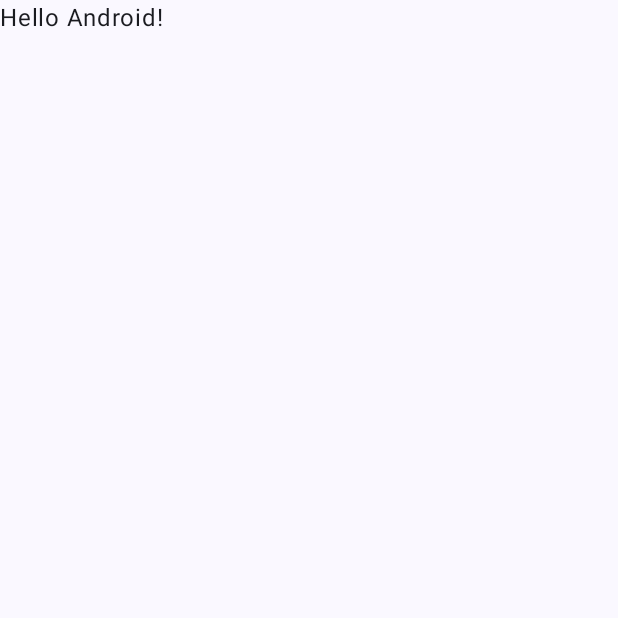
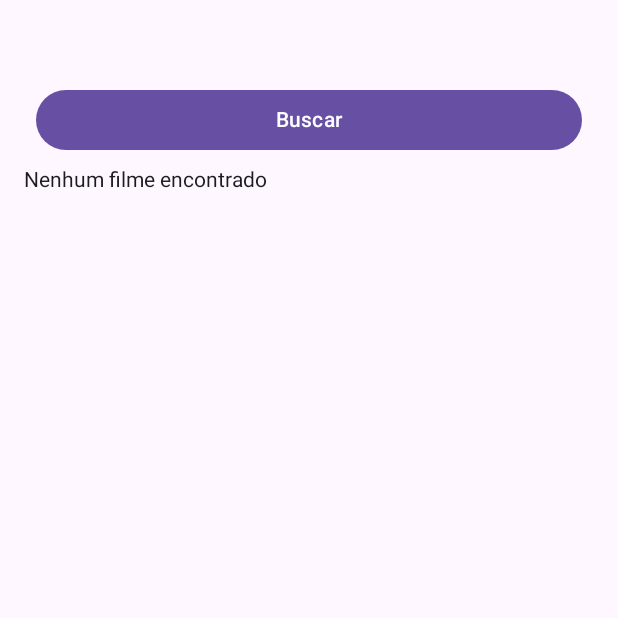
Before and after one commit to eduardo-dib/flicker, an Android app built with Jetpack Compose: the screen it shows after launch (MainActivity), on a phone screen of 412 x 824 dp, the top half of it. Before the commit the part shown is almost empty. Run offline under Robolectric (Android 15) with nearby library versions, the phone set to English and light mode, and no system bars; pictures from the network do not load.

Commit message:
refatoração

```diff
--- a/app/src/main/AndroidManifest.xml
+++ b/app/src/main/AndroidManifest.xml
@@ -3,6 +3,7 @@
     xmlns:tools="http://schemas.android.com/tools">
 
     <application
+
         android:allowBackup="true"
         android:dataExtractionRules="@xml/data_extraction_rules"
         android:fullBackupContent="@xml/backup_rules"
--- a/app/src/main/java/com/example/myapplication/MainActivity.kt
+++ b/app/src/main/java/com/example/myapplication/MainActivity.kt
@@ -1,47 +1,131 @@
 package com.example.myapplication
 
 import android.os.Bundle
+import android.widget.Toast
 import androidx.activity.ComponentActivity
 import androidx.activity.compose.setContent
-import androidx.activity.enableEdgeToEdge
-import androidx.compose.foundation.layout.fillMaxSize
-import androidx.compose.foundation.layout.padding
+import androidx.compose.foundation.Image
+import androidx.compose.foundation.layout.*
+import androidx.compose.foundation.lazy.LazyColumn
+import androidx.compose.foundation.text.BasicTextField
+import androidx.compose.material3.Button
+import androidx.compose.material3.MaterialTheme
 import androidx.compose.material3.Scaffold
 import androidx.compose.material3.Text
-import androidx.compose.runtime.Composable
+import androidx.compose.runtime.*
+import androidx.compose.ui.Alignment
 import androidx.compose.ui.Modifier
+import androidx.compose.ui.graphics.painter.Painter
 import androidx.compose.ui.tooling.preview.Preview
-import com.example.myapplication.ui.theme.MyApplicationTheme
+import androidx.compose.ui.unit.dp
+import coil.compose.rememberImagePainter
+import retrofit2.Retrofit
+import retrofit2.converter.gson.GsonConverterFactory
+import retrofit2.create
+import kotlin.coroutines.jvm.internal.CoroutineStackFrame
 
 class MainActivity : ComponentActivity() {
     override fun onCreate(savedInstanceState: Bundle?) {
         super.onCreate(savedInstanceState)
-        enableEdgeToEdge()
         setContent {
-            MyApplicationTheme {
-                Scaffold(modifier = Modifier.fillMaxSize()) { innerPadding ->
-                    Greeting(
-                        name = "Android",
-                        modifier = Modifier.padding(innerPadding)
-                    )
-                }
-            }
+            MovieSearchScreen()
         }
     }
 }
 
 @Composable
-fun Greeting(name: String, modifier: Modifier = Modifier) {
-    Text(
-        text = "Hello $name!",
-        modifier = modifier
+fun MovieSearchScreen() {
+    var query by remember { mutableStateOf("") }
+    var movies by remember { mutableStateOf<List<Movie>>(emptyList()) }
+    var isLoading by remember { mutableStateOf(false) }
+    val apiService = remember { createApiService() }
+
+    Scaffold(
+        modifier = Modifier.fillMaxSize(),
+        content = { innerPadding ->
+            Column(
+                modifier = Modifier
+                    .padding(innerPadding)
+                    .fillMaxSize()
+                    .padding(16.dp)
+            ) {
+                // Campo de pesquisa
+                BasicTextField(
+                    value = query,
+                    onValueChange = { query = it },
+                    modifier = Modifier.fillMaxWidth().padding(8.dp),
+                )
+
+                // Botão de busca
+                Button(
+                    onClick = {
+                        if (query.isNotEmpty()) {
+                            isLoading = true
+                            searchMovies(apiService, query) { result ->
+                                movies = result
+                                isLoading = false
+                            }
+                        }
+                    },
+                    modifier = Modifier.fillMaxWidth().padding(8.dp)
+                ) {
+                    Text("Buscar")
+                }
+
+                // Exibir os filmes encontrados
+                if (isLoading) {
+                    Text("Carregando...")
+                } else if (movies.isNotEmpty()) {
+                    LazyColumn {
+                        items(movies) { movie ->
+                            MovieItem(movie = movie)
+                        }
+                    }
+                } else {
+                    Text("Nenhum filme encontrado")
+                }
+            }
+        }
     )
 }
 
-@Preview(showBackground = true)
 @Composable
-fun GreetingPreview() {
-    MyApplicationTheme {
-        Greeting("Android")
+fun MovieItem(movie: Movie) {
+    Column(
+        modifier = Modifier.padding(8.dp)
+    ) {
+        Text(movie.Title, style = MaterialTheme.typography.h6)
+        Text(movie.Year)
+        val painter: Painter = rememberImagePainter(movie.Poster)
+        Image(painter = painter, contentDescription = "Poster de ${movie.Title}", modifier = Modifier.size(100.dp))
     }
 }
+
+fun createApiService(): OmdbApiService {
+    val retrofit = Retrofit.Builder()
+        .baseUrl("https://www.omdbapi.com/")
+        .addConverterFactory(GsonConverterFactory.create())
+        .build()
+
+    return retrofit.create(OmdbApiService::class.java)
+}
+
+fun searchMovies(apiService: OmdbApiService, query: String, callback: (List<Movie>) -> Unit) {
+    apiService.searchMovies(query).enqueue(object : retrofit2.Callback<MovieSearchResponse> {
+        override fun onResponse(
+            call: Call<MovieSearchResponse>,
+            response: retrofit2.Response<MovieSearchResponse>
+        ) {
+            if (response.isSuccessful) {
+                callback(response.body()?.Search ?: emptyList())
+            } else {
+                callback(emptyList())
+            }
+        }
+
+        override fun onFailure(call: Call<MovieSearchResponse>, t: Throwable) {
+            Toast.makeText(context, "Erro ao buscar filmes: ${t.message}", Toast.LENGTH_SHORT).show()
+            callback(emptyList())
+        }
+    })
+}
--- /dev/null
+++ b/app/src/main/java/com/example/myapplication/MovieSearchResponse.kt
@@ -0,0 +1,6 @@
+package com.example.myapplication
+
+data class MovieSearchResponse(
+    val Search: List<Movie>,  // Lista de filmes encontrados
+    val Response: String      // Indicador de sucesso ou falha
+)
--- /dev/null
+++ b/app/src/main/java/com/example/myapplication/OmdbApiService.kt
@@ -0,0 +1,12 @@
+package com.example.myapplication
+
+import retrofit2.Call
+import retrofit2.http.GET
+import retrofit2.http.Query
+
+// Definindo a interface para as requisições à API OMDb
+interface OmdbApiService {
+    // Aqui usamos a chave da API OMDb e o parâmetro 's' para fazer a pesquisa por título
+    @GET("?3eb04ca2")  // Substitua pela sua chave
+    fun searchMovies(@Query("s") title: String): Call<MovieSearchResponse>
+}
```
Also changed, not shown: app/build.gradle.kts (+30 -0 lines), app/src/main/java/com/example/myapplication/AppDatabase.kt (+3 -22 lines), app/src/main/java/com/example/myapplication/Filme.kt (deleted, +0 -21 lines), app/src/main/java/com/example/myapplication/FilmesDao.kt (deleted, +0 -21 lines), app/src/main/java/com/example/myapplication/FilmesRepository.kt (deleted, +0 -8 lines), app/src/main/java/com/example/myapplication/FilmesViewModel.kt (deleted, +0 -12 lines), app/src/main/java/com/example/myapplication/ListaFilmesRepository.kt (deleted, +0 -8 lines), app/src/main/java/com/example/myapplication/ListasFilmesDao.kt (deleted, +0 -20 lines), app/src/main/java/com/example/myapplication/Movie.kt (added, +7 -0 lines), app/src/main/java/com/example/myapplication/Usuario.kt (renamed from app/src/main/java/com/example/myapplication/ListaFilmes.kt, +4 -3 lines), app/src/main/java/com/example/myapplication/UsuarioDao.kt (added, +20 -0 lines), app/src/main/java/com/example/myapplication/UsuarioRepository.kt (added, +14 -0 lines), app/src/main/java/com/example/myapplication/UsuarioViewModel.kt (added, +38 -0 lines), app/src/main/java/com/example/myapplication/UsuarioViewModelFactory.kt (added, +15 -0 lines), 1 more files.
